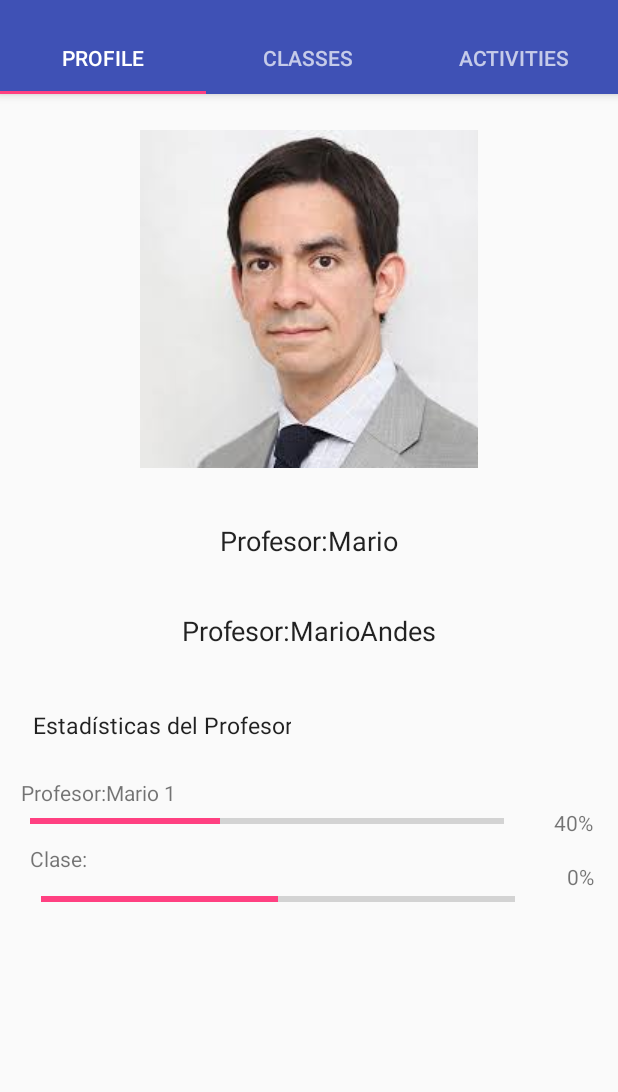
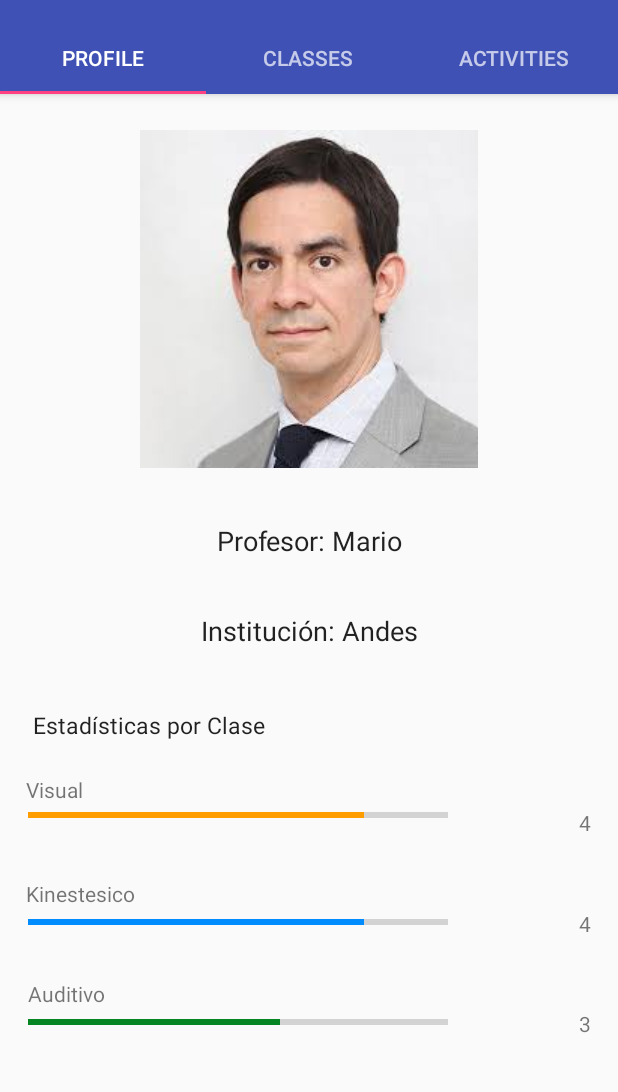
Before and after one commit to Dexcrash/AtheaEdProject, an Android app: the screen it shows after launch (TabbedActivity), on a phone screen of 412 x 824 dp, the part 74-1166 px from its top. Run offline under Robolectric (Android 15) with nearby library versions, the phone set to English and light mode, and no system bars.

Commit message:
mejoras perfil y algo del mundo

```diff
--- a/app/src/main/java/com/athenaed/athena/ProfileFragment.java
+++ b/app/src/main/java/com/athenaed/athena/ProfileFragment.java
@@ -10,7 +10,8 @@ import android.widget.EditText;
 import android.widget.ProgressBar;
 import android.widget.TextView;
 
-import com.athenaed.athena.mundo.ProfesorTemp;
+import com.athenaed.athena.mundo.Profesor;
+import com.athenaed.athena.mundo.Clase;
 
 
 public class ProfileFragment extends Fragment {
@@ -18,9 +19,12 @@ public class ProfileFragment extends Fragment {
 
     private EditText profesor;
     private EditText institucion;
-    private TextView clase;
     private TextView porcentaje1;
-    private ProgressBar barra;
+    private ProgressBar barra1;
+    private TextView porcentaje2;
+    private ProgressBar barra2;
+    private TextView porcentaje3;
+    private ProgressBar barra3;
 
 
     @Nullable
@@ -28,22 +32,40 @@ public class ProfileFragment extends Fragment {
     public View onCreateView(LayoutInflater inflater, @Nullable ViewGroup container, @Nullable Bundle savedInstanceState) {
         View view =  inflater.inflate(R.layout.fragment_profile,container,false);
 
-        ProfesorTemp prof = new ProfesorTemp("Andes", "Mario");
+        Profesor prof = new Profesor("Andes", "Mario");
+        Clase clasetemp1 = new Clase(3,"auditivo");
+        Clase clasetemp2 = new Clase(4,"auditivo");
+        Clase clasetemp3 = new Clase(4,"kinestesico");
+        Clase clasetemp4 = new Clase(5,"kinestesico");
+        Clase clasetemp5 = new Clase(3,"visual");
+        Clase clasetemp6 = new Clase(5,"visual");
+        prof.agregarClase(clasetemp1);
+        prof.agregarClase(clasetemp2);
+        prof.agregarClase(clasetemp3);
+        prof.agregarClase(clasetemp4);
+        prof.agregarClase(clasetemp5);
+        prof.agregarClase(clasetemp6);
 
         profesor = view.findViewById(R.id.profesor);
-        profesor.setText(profesor.getText() + prof.nombre);
+        profesor.setText(profesor.getText() + " " + prof.nombre);
 
         institucion = view.findViewById(R.id.institucion);
-        institucion.setText(profesor.getText() + prof.institucion);
-
-        clase = view.findViewById(R.id.clase1);
-        clase.setText(profesor.getText() + " 1");
+        institucion.setText(institucion.getText() + " " + prof.institucion);
 
         porcentaje1 = view.findViewById(R.id.porcentaje1);
-        porcentaje1.setText(prof.clases.get(0).rating + "%");
+        porcentaje1.setText(prof.promedioVisual + "");
+        barra1 = view.findViewById(R.id.progressBar1);
+        barra1.setProgress(prof.promedioVisual*20);
 
-        barra = view.findViewById(R.id.progressBar);
-        barra.setProgress(prof.clases.get(0).rating);
+        porcentaje2 = view.findViewById(R.id.porcentaje2);
+        porcentaje2.setText(prof.promedioKinestesico + "");
+        barra2 = view.findViewById(R.id.progressBar2);
+        barra2.setProgress(prof.promedioKinestesico*20);
+
+        porcentaje3 = view.findViewById(R.id.porcentaje3);
+        porcentaje3.setText(prof.promedioAuditivo + "");
+        barra3 = view.findViewById(R.id.progressBar3);
+        barra3.setProgress(prof.promedioAuditivo*20);
 
         return view;
     }
--- /dev/null
+++ b/app/src/main/java/com/athenaed/athena/mundo/Clase.java
@@ -0,0 +1,21 @@
+package com.athenaed.athena.mundo;
+
+import java.util.ArrayList;
+
+public class Clase {
+
+    public ArrayList<Estudiante> estudiantes = new ArrayList<>();
+    public String tipo;
+    public int promedio;
+
+    public Clase(int ppromedio, String ptipo)
+    {
+        promedio = ppromedio;
+        tipo = ptipo;
+    }
+
+    public void agregarEstudiante(Estudiante pestudiante)
+    {
+        estudiantes.add(pestudiante);
+    }
+}
--- a/app/src/main/java/com/athenaed/athena/mundo/ClaseTemp.java
+++ /dev/null
@@ -1,11 +0,0 @@
-package com.athenaed.athena.mundo;
-
-public class ClaseTemp {
-
-    public int rating;
-
-    public ClaseTemp(int prating)
-    {
-        rating = prating;
-    }
-}
--- /dev/null
+++ b/app/src/main/java/com/athenaed/athena/mundo/Estudiante.java
@@ -0,0 +1,16 @@
+package com.athenaed.athena.mundo;
+
+import java.util.ArrayList;
+
+public class Estudiante {
+
+    public String nombre;
+    public String tipo;
+    public ArrayList<Clase> clases = new ArrayList<>();
+
+    public Estudiante(String pnombre, String ptipo)
+    {
+        nombre = pnombre;
+        tipo = ptipo;
+    }
+}
--- /dev/null
+++ b/app/src/main/java/com/athenaed/athena/mundo/Profesor.java
@@ -0,0 +1,49 @@
+package com.athenaed.athena.mundo;
+
+import java.util.ArrayList;
+
+public class Profesor {
+
+    public String institucion;
+    public String nombre;
+    public int cantidadVisual = 0;
+    public int cantidadKinestesico = 0;
+    public int cantidadAuditivo = 0;
+    public int promedioVisual = 0;
+    public int promedioKinestesico = 0;
+    public int promedioAuditivo = 0;
+    public ArrayList<Clase> clases = new ArrayList<>();
+
+
+    public Profesor(String pinstitucion, String pnombre)
+    {
+        institucion = pinstitucion;
+        nombre = pnombre;
+    }
+
+    public void agregarClase(Clase pclase)
+    {
+        clases.add(pclase);
+        if(pclase.tipo.equals("kinestesico"))
+        {
+            promedioKinestesico = promedioKinestesico*cantidadKinestesico;
+            promedioKinestesico += pclase.promedio;
+            cantidadKinestesico++;
+            promedioKinestesico = promedioKinestesico/cantidadKinestesico;
+        }
+        else if(pclase.tipo.equals("auditivo"))
+        {
+            promedioAuditivo = promedioAuditivo*cantidadAuditivo;
+            promedioAuditivo += pclase.promedio;
+            cantidadAuditivo++;
+            promedioAuditivo = promedioAuditivo/cantidadAuditivo;
+        }
+        else if(pclase.tipo.equals("visual"))
+        {
+            promedioVisual = promedioVisual*cantidadVisual;
+            promedioVisual += pclase.promedio;
+            cantidadVisual++;
+            promedioVisual = promedioVisual/cantidadVisual;
+        }
+    }
+}
--- a/app/src/main/java/com/athenaed/athena/mundo/ProfesorTemp.java
+++ /dev/null
@@ -1,18 +0,0 @@
-package com.athenaed.athena.mundo;
-
-import java.util.ArrayList;
-
-public class ProfesorTemp {
-
-    public String institucion;
-    public String nombre;
-    public ArrayList<ClaseTemp> clases = new ArrayList<>();
-
-
-    public ProfesorTemp(String pinstitucion, String pnombre)
-    {
-        institucion = pinstitucion;
-        nombre = pnombre;
-        clases.add(new ClaseTemp(40));
-    }
-}
--- a/app/src/main/res/layout/fragment_profile.xml
+++ b/app/src/main/res/layout/fragment_profile.xml
@@ -4,33 +4,38 @@
     xmlns:app="http://schemas.android.com/apk/res-auto"
     xmlns:tools="http://schemas.android.com/tools"
     android:layout_width="match_parent"
-    android:layout_height="match_parent"
-    android:fillViewport="true" >
+    android:layout_height="wrap_content"
+    android:maxHeight="650dp"
+    android:fillViewport="true">
 
     <android.support.constraint.ConstraintLayout xmlns:android="http://schemas.android.com/apk/res/android"
         xmlns:app="http://schemas.android.com/apk/res-auto"
         android:layout_width="match_parent"
-    android:layout_height="match_parent">
+        android:layout_height="wrap_content">
 
         <ImageView
             android:id="@+id/imageView"
             android:layout_width="wrap_content"
             android:layout_height="wrap_content"
             android:layout_marginTop="24dp"
-        app:srcCompat="@drawable/profesor"
             app:layout_constraintEnd_toEndOf="parent"
             app:layout_constraintHorizontal_bias="0.5"
             app:layout_constraintStart_toStartOf="parent"
-        app:layout_constraintTop_toTopOf="parent" />
+            app:layout_constraintTop_toTopOf="parent"
+            app:srcCompat="@drawable/profesor" />
 
         <EditText
             android:id="@+id/profesor"
             android:layout_width="wrap_content"
             android:layout_height="wrap_content"
-        android:gravity="center"
-        android:ems="10"
             android:layout_marginTop="275dp"
             android:backgroundTint="@android:color/transparent"
+            android:clickable="false"
+            android:cursorVisible="false"
+            android:ems="10"
+            android:focusable="false"
+            android:focusableInTouchMode="false"
+            android:gravity="center"
             android:inputType="textPersonName"
             android:text="Profesor:"
             app:layout_constraintEnd_toEndOf="parent"
@@ -44,7 +49,11 @@
             android:layout_height="wrap_content"
             android:layout_marginTop="335dp"
             android:backgroundTint="@android:color/transparent"
+            android:clickable="false"
+            android:cursorVisible="false"
             android:ems="10"
+            android:focusable="false"
+            android:focusableInTouchMode="false"
             android:gravity="center"
             android:inputType="textPersonName"
             android:text="Institución:"
@@ -59,9 +68,13 @@
             android:layout_height="wrap_content"
             android:layout_marginTop="400dp"
             android:backgroundTint="@android:color/transparent"
+            android:clickable="false"
+            android:cursorVisible="false"
             android:ems="10"
+            android:focusable="false"
+            android:focusableInTouchMode="false"
             android:inputType="textPersonName"
-        android:text="Estadísticas del Profesor:"
+            android:text="Estadísticas por Clase"
             android:textSize="15dp"
             app:layout_constraintEnd_toEndOf="parent"
             app:layout_constraintHorizontal_bias="0.078"
@@ -69,27 +82,30 @@
             app:layout_constraintTop_toTopOf="parent" />
 
         <ProgressBar
-        android:id="@+id/progressBar"
+            android:id="@+id/progressBar1"
             style="?android:attr/progressBarStyleHorizontal"
-        android:layout_width="316dp"
+            android:layout_width="280dp"
             android:layout_height="18dp"
             android:layout_marginEnd="8dp"
             android:layout_marginLeft="8dp"
             android:layout_marginRight="8dp"
             android:layout_marginStart="8dp"
-        android:layout_marginTop="476dp"
+            android:layout_marginTop="472dp"
             android:progress="50"
+            android:progressTint="#ff9d00"
             app:layout_constraintEnd_toEndOf="parent"
-        app:layout_constraintHorizontal_bias="0.153"
+            app:layout_constraintHorizontal_bias="0.09"
             app:layout_constraintStart_toStartOf="parent"
             app:layout_constraintTop_toTopOf="parent" />
 
         <TextView
-        android:id="@+id/clase1"
+            android:id="@+id/visual"
             android:layout_width="wrap_content"
             android:layout_height="wrap_content"
+            android:layout_marginBottom="1dp"
             android:layout_marginTop="456dp"
-        android:text="Clase: "
+            android:text="Visual"
+            app:layout_constraintBottom_toTopOf="@+id/progressBar1"
             app:layout_constraintEnd_toEndOf="parent"
             app:layout_constraintHorizontal_bias="0.046"
             app:layout_constraintStart_toStartOf="parent"
@@ -110,26 +126,26 @@
         <ProgressBar
             android:id="@+id/progressBar2"
             style="?android:attr/progressBarStyleHorizontal"
-        android:layout_width="316dp"
+            android:layout_width="280dp"
             android:layout_height="18dp"
             android:layout_marginEnd="8dp"
             android:layout_marginStart="8dp"
-        android:layout_marginTop="528dp"
+            android:layout_marginTop="543dp"
             android:progress="50"
+            android:progressTint="#008cff"
             app:layout_constraintEnd_toEndOf="parent"
-        app:layout_constraintHorizontal_bias="0.24"
+            app:layout_constraintHorizontal_bias="0.09"
             app:layout_constraintStart_toStartOf="parent"
-        app:layout_constraintTop_toTopOf="parent"
-        />
+            app:layout_constraintTop_toTopOf="parent" />
 
         <TextView
-        android:id="@+id/clase2"
+            android:id="@+id/kinestesico"
             android:layout_width="wrap_content"
             android:layout_height="wrap_content"
-        android:layout_marginTop="500dp"
-        android:text="Clase: "
+            android:layout_marginTop="523dp"
+            android:text="Kinestesico"
             app:layout_constraintEnd_toEndOf="parent"
-        app:layout_constraintHorizontal_bias="0.054"
+            app:layout_constraintHorizontal_bias="0.051"
             app:layout_constraintStart_toStartOf="parent"
             app:layout_constraintTop_toTopOf="parent" />
 
@@ -137,17 +153,63 @@
             android:id="@+id/porcentaje2"
             android:layout_width="wrap_content"
             android:layout_height="wrap_content"
-        android:layout_marginTop="512dp"
+            android:layout_marginTop="543dp"
             android:text="0%"
             app:layout_constraintEnd_toEndOf="parent"
-        app:layout_constraintHorizontal_bias="0.959"
+            app:layout_constraintHorizontal_bias="0.956"
             app:layout_constraintStart_toStartOf="parent"
             app:layout_constraintTop_toTopOf="parent" />
 
+        <ProgressBar
+            android:id="@+id/progressBar3"
+            style="?android:attr/progressBarStyleHorizontal"
+            android:layout_width="280dp"
+            android:layout_height="18dp"
+            android:layout_marginEnd="8dp"
+            android:layout_marginStart="8dp"
+            android:layout_marginTop="610dp"
+            android:progress="50"
+            android:progressTint="#068623"
+            app:layout_constraintEnd_toEndOf="parent"
+            app:layout_constraintHorizontal_bias="0.09"
+            app:layout_constraintStart_toStartOf="parent"
+            app:layout_constraintTop_toTopOf="parent" />
+
+        <TextView
+            android:id="@+id/auditivo"
+            android:layout_width="wrap_content"
+            android:layout_height="wrap_content"
+            android:layout_marginTop="590dp"
+            android:text="Auditivo"
+            app:layout_constraintEnd_toEndOf="parent"
+            app:layout_constraintHorizontal_bias="0.051"
+            app:layout_constraintStart_toStartOf="parent"
+            app:layout_constraintTop_toTopOf="parent" />
+
+        <TextView
+            android:id="@+id/porcentaje3"
+            android:layout_width="wrap_content"
+            android:layout_height="wrap_content"
+            android:layout_marginTop="610dp"
+            android:text="0%"
+            app:layout_constraintEnd_toEndOf="parent"
+            app:layout_constraintHorizontal_bias="0.956"
+            app:layout_constraintStart_toStartOf="parent"
+            app:layout_constraintTop_toTopOf="parent" />
+
+        <TextView
+            android:id="@+id/x"
+            android:layout_width="wrap_content"
+            android:layout_height="wrap_content"
+            android:layout_marginTop="700dp"
+            android:text=""
+            app:layout_constraintEnd_toEndOf="parent"
+            app:layout_constraintHorizontal_bias="0.956"
+            app:layout_constraintStart_toStartOf="parent"
+            app:layout_constraintTop_toTopOf="parent" />
 
 
     </android.support.constraint.ConstraintLayout>
 
 
-
 </ScrollView>
```
Lines whose indentation alone changed are shown as unchanged.
